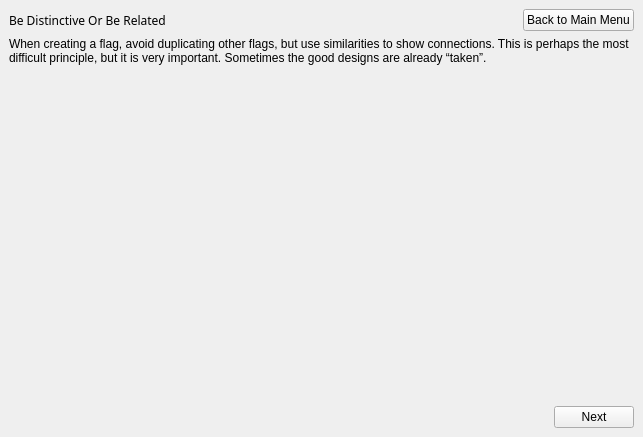
Above: bedistinctiveorrelatedlesson.ui from zxjorge/EDApp before the change. Below: the same form after it.
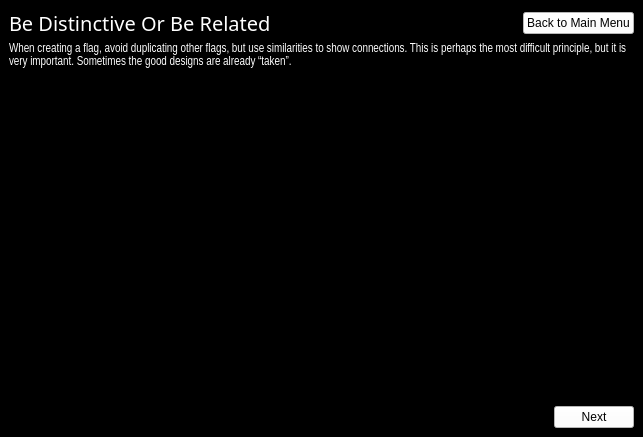
That is the form after the change.

Diff of the .ui file:
```diff
--- a/bedistinctiveorrelatedlesson.ui
+++ b/bedistinctiveorrelatedlesson.ui
@@ -14,6 +14,9 @@
    <string>StackedWidget</string>
   </property>
   <widget class="QWidget" name="page">
+   <property name="styleSheet">
+    <string notr="true">background-color: rgb(0, 0, 0);</string>
+   </property>
    <layout class="QVBoxLayout" name="verticalLayout_5">
     <item>
      <layout class="QVBoxLayout" name="verticalLayout_4">
@@ -25,9 +28,17 @@
            <widget class="QLabel" name="label">
             <property name="font">
              <font>
-              <family>Stencil</family>
+              <family>Arial Rounded MT Bold</family>
+              <pointsize>15</pointsize>
+              <italic>false</italic>
+              <bold>false</bold>
              </font>
             </property>
+            <property name="styleSheet">
+             <string notr="true">font: 15pt &quot;Arial Rounded MT Bold&quot;;
+color: rgb(255, 255, 255);
+</string>
+            </property>
             <property name="text">
              <string>Be Distinctive Or Be Related</string>
             </property>
@@ -48,6 +59,10 @@
           </item>
           <item>
            <widget class="QPushButton" name="mainMenu">
+            <property name="styleSheet">
+             <string notr="true">background-color: rgb(255, 255, 255);
+font: 9pt &quot;Arial Narrow&quot;;</string>
+            </property>
             <property name="text">
              <string>Back to Main Menu</string>
             </property>
@@ -57,6 +72,26 @@
         </item>
         <item>
          <widget class="QLabel" name="label_2">
+          <property name="sizePolicy">
+           <sizepolicy hsizetype="Preferred" vsizetype="Fixed">
+            <horstretch>0</horstretch>
+            <verstretch>0</verstretch>
+           </sizepolicy>
+          </property>
+          <property name="maximumSize">
+           <size>
+            <width>16777215</width>
+            <height>16777</height>
+           </size>
+          </property>
+          <property name="font">
+           <font>
+            <family>Arial Narrow</family>
+           </font>
+          </property>
+          <property name="styleSheet">
+           <string notr="true">color: rgb(255, 255, 255);</string>
+          </property>
           <property name="text">
            <string>When creating a flag, avoid duplicating other flags, but use similarities to show connections. This is perhaps the most difficult principle, but it is very important. Sometimes the good designs are already “taken”.</string>
           </property>
@@ -85,6 +120,10 @@
           </item>
           <item>
            <widget class="QPushButton" name="nextButton">
+            <property name="styleSheet">
+             <string notr="true">background-color: rgb(255, 255, 255);
+font: 9pt &quot;Arial Narrow&quot;;</string>
+            </property>
             <property name="text">
              <string>Next</string>
             </property>
```
Left out of the diff: 28 changed lines with no effect on the pictures.
